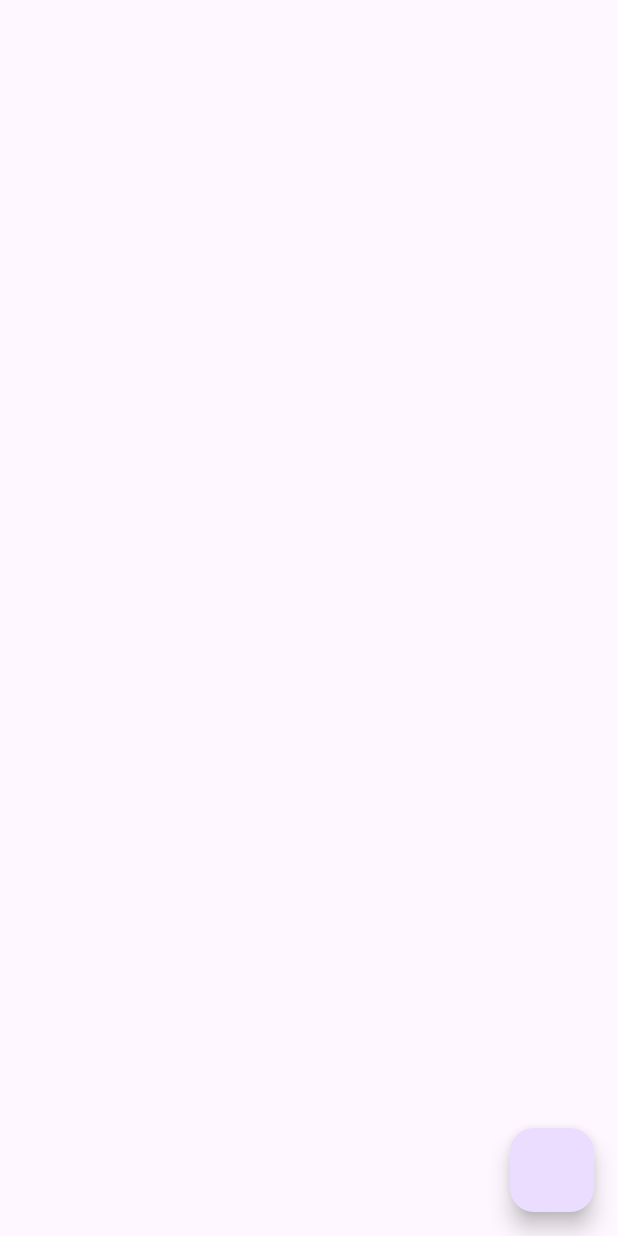
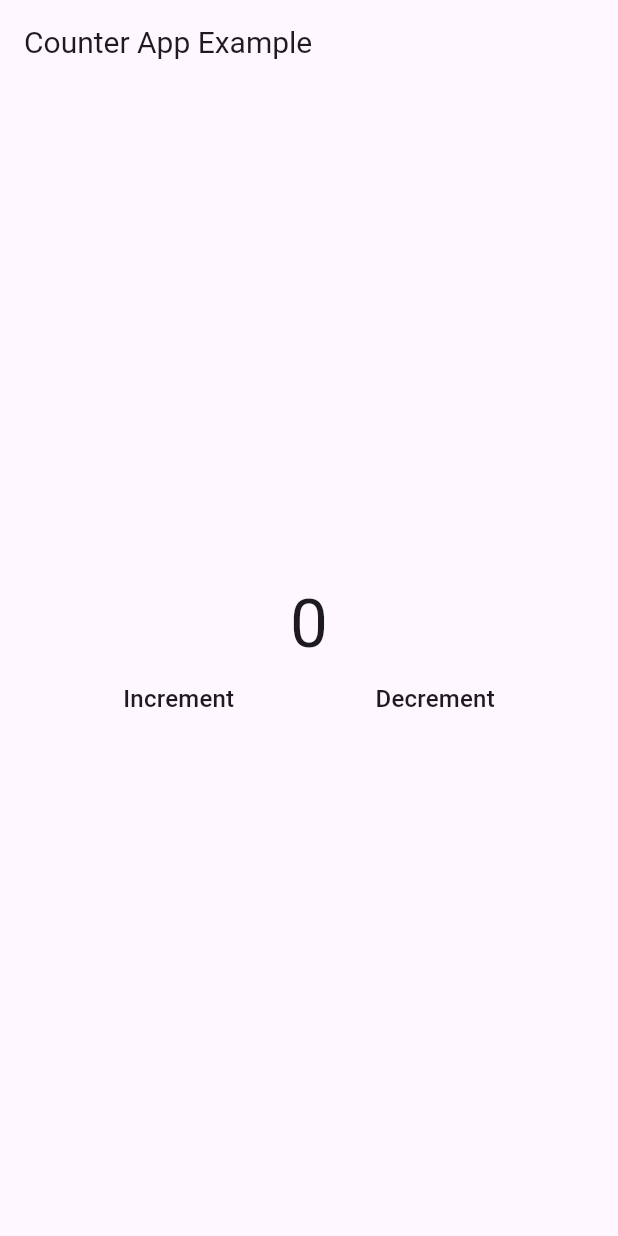
Before and after one commit to md-khadimul-islam/Bloc-State-Management, a Flutter app: the screen it shows after launch, on a phone screen of 412 x 824 dp. Run offline on Flutter 3.47's test engine with Material 3 defaults, Android fonts, the phone set to English and light mode, and no system bars; our stand-ins replace bloc, equatable, flutter_bloc.

Commit message:
counter app with bloc state management

```diff
--- /dev/null
+++ b/lib/bloc/counter/counter_bloc.dart
@@ -0,0 +1,18 @@
+import 'package:bloc/bloc.dart';
+import 'package:bloc_statemanagement/bloc/counter/counter_event.dart';
+import 'package:bloc_statemanagement/bloc/counter/counter_state.dart';
+
+class CounterBloc extends Bloc<CounterEvent, CounterState> {
+  CounterBloc() : super(const CounterState()) {
+    on<IncrementCounter>(_increment);
+    on<DecrementCounter>(_decrement);
+  }
+
+  void _increment(IncrementCounter event, Emitter<CounterState> emit) {
+    emit(state.copyWith(counter: state.counter + 1));
+  }
+
+  void _decrement(DecrementCounter event, Emitter<CounterState> emit) {
+    emit(state.copyWith(counter: state.counter - 1));
+  }
+}
--- /dev/null
+++ b/lib/bloc/counter/counter_event.dart
@@ -0,0 +1,12 @@
+import 'package:equatable/equatable.dart';
+
+abstract class CounterEvent extends Equatable {
+  const CounterEvent();
+
+  @override
+  List<Object> get props => [];
+}
+
+class IncrementCounter extends CounterEvent {}
+
+class DecrementCounter extends CounterEvent {}
--- /dev/null
+++ b/lib/bloc/counter/counter_state.dart
@@ -0,0 +1,14 @@
+import 'package:equatable/equatable.dart';
+
+class CounterState extends Equatable {
+  final int counter;
+
+  const CounterState({this.counter = 0});
+
+  CounterState copyWith({int? counter}) {
+    return CounterState(counter: counter ?? this.counter);
+  }
+
+  @override
+  List<Object?> get props => [];
+}
--- a/lib/main.dart
+++ b/lib/main.dart
@@ -1,5 +1,7 @@
-import 'package:bloc_statemanagement/widgets/equatable_widget.dart';
+import 'package:bloc_statemanagement/bloc/counter/counter_bloc.dart';
+import 'package:bloc_statemanagement/ui/counter_screen.dart';
 import 'package:flutter/material.dart';
+import 'package:flutter_bloc/flutter_bloc.dart';
 
 void main() {
   runApp(const MyApp());
@@ -11,14 +13,17 @@ class MyApp extends StatelessWidget {
   // This widget is the root of your application.
   @override
   Widget build(BuildContext context) {
-    return MaterialApp(
-      debugShowCheckedModeBanner: false,
-      title: 'Flutter Demo',
-      theme: ThemeData(
-        colorScheme: ColorScheme.fromSeed(seedColor: Colors.deepPurple),
-        useMaterial3: true,
+    return BlocProvider(
+      create: (context) => CounterBloc(),
+      child: MaterialApp(
+        debugShowCheckedModeBanner: false,
+        title: 'Flutter Demo',
+        theme: ThemeData(
+          colorScheme: ColorScheme.fromSeed(seedColor: Colors.deepPurple),
+          useMaterial3: true,
+        ),
+        home: const CounterScreen(),
       ),
-      home: const EquatableWidget(),
     );
   }
 }
--- /dev/null
+++ b/lib/ui/counter_screen.dart
@@ -0,0 +1,64 @@
+import 'package:bloc_statemanagement/bloc/counter/counter_bloc.dart';
+import 'package:bloc_statemanagement/bloc/counter/counter_event.dart';
+import 'package:bloc_statemanagement/bloc/counter/counter_state.dart';
+import 'package:flutter/material.dart';
+import 'package:flutter_bloc/flutter_bloc.dart';
+
+class CounterScreen extends StatefulWidget {
+  const CounterScreen({super.key});
+
+  @override
+  State<CounterScreen> createState() => _CounterScreenState();
+}
+
+class _CounterScreenState extends State<CounterScreen> {
+  @override
+  Widget build(BuildContext context) {
+    return Scaffold(
+      appBar: AppBar(
+        title: const Text(
+          'Counter App Example',
+          style: TextStyle(fontSize: 20),
+        ),
+      ),
+      body: Center(
+        child: Column(
+          mainAxisAlignment: MainAxisAlignment.center,
+          children: [
+            BlocBuilder<CounterBloc, CounterState>(
+              builder: (context, state) {
+                return Text(
+                  state.counter.toString(),
+                  style: Theme.of(context).textTheme.displayMedium,
+                );
+              },
+            ),
+            Row(
+              mainAxisAlignment: MainAxisAlignment.spaceEvenly,
+              children: [
+                TextButton(
+                  onPressed: () {
+                    context.read<CounterBloc>().add(IncrementCounter());
+                  },
+                  child: Text(
+                    'Increment',
+                    style: Theme.of(context).textTheme.titleMedium,
+                  ),
+                ),
+                TextButton(
+                  onPressed: () {
+                    context.read<CounterBloc>().add(DecrementCounter());
+                  },
+                  child: Text(
+                    'Decrement',
+                    style: Theme.of(context).textTheme.titleMedium,
+                  ),
+                ),
+              ],
+            ),
+          ],
+        ),
+      ),
+    );
+  }
+}
--- a/pubspec.yaml
+++ b/pubspec.yaml
@@ -36,6 +36,8 @@ dependencies:
   # Use with the CupertinoIcons class for iOS style icons.
   cupertino_icons: ^1.0.2
   equatable:
+  flutter_bloc:
+  bloc:
 
 dev_dependencies:
   flutter_test:
```
Also changed, not shown: lib/equatable_widget.dart (renamed from lib/widgets/equatable_widget.dart), pubspec.lock.
